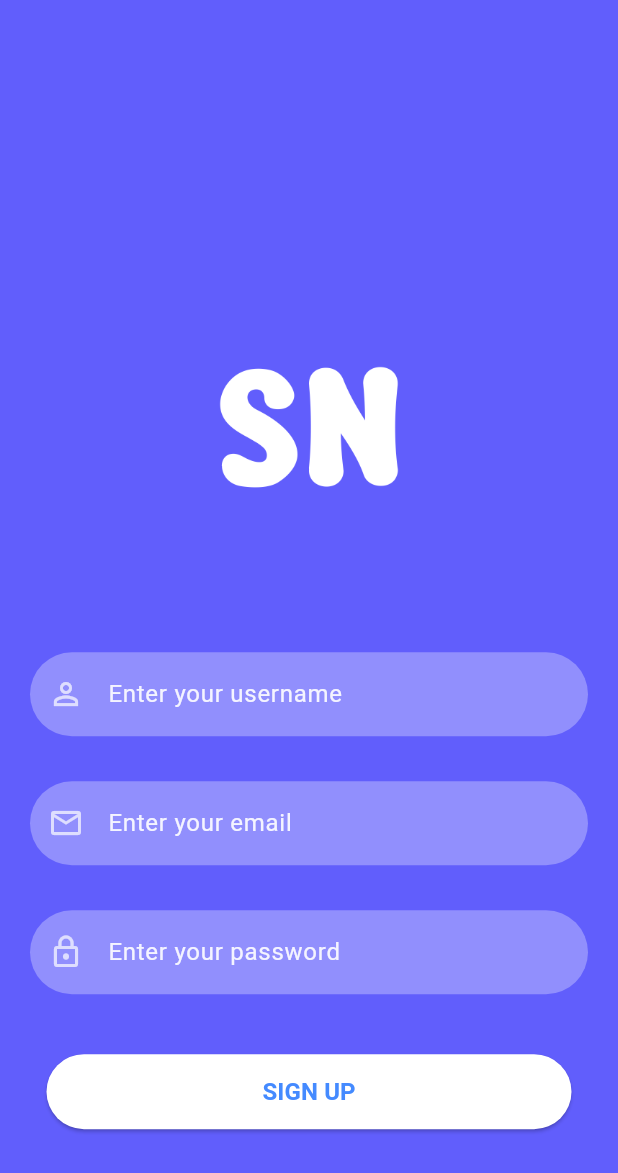
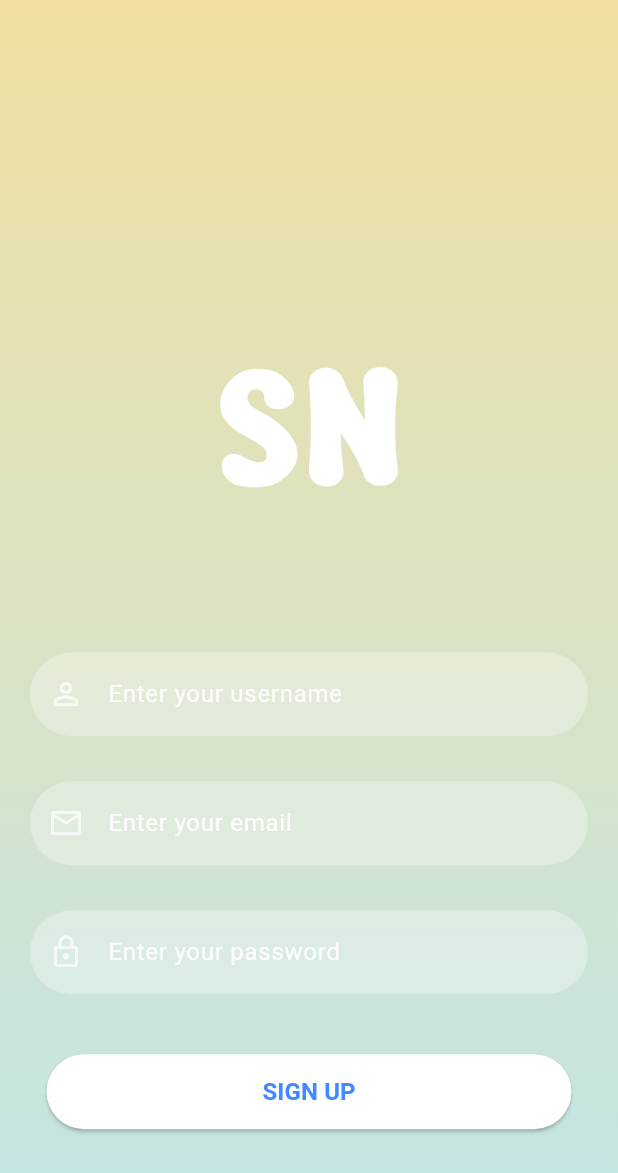
Before and after one commit to bed-com-04-20/safetyNet, a Flutter app: the RegistrationPage screen opened directly, after a tap on "Sign Up", on a phone screen of 412 x 824 dp. Shown: the top 1173 px of the screen. Run offline on Flutter 3.47's test engine with Material 3 defaults, Android fonts, the phone set to English and light mode, and no system bars; our stand-ins replace cached_network_image, cloud_firestore, firebase_auth, firebase_core, firebase_database, firebase_storage and 1 more; missing offline and left inert: firebase_app_check; accounts and stored records are empty; network calls fail.

Commit message:
home, signIn & signUp modified

```diff
--- a/lib/src/ui/signIn.dart
+++ b/lib/src/ui/signIn.dart
@@ -23,8 +23,11 @@ class _RegistrationPageState extends State<RegistrationPage> {
       body: Container(
         height: MediaQuery.of(context).size.height,
         decoration: BoxDecoration(
-          color: hexStringToColor("615EFC"),
-        ),
+            gradient: LinearGradient(colors: [
+              hexStringToColor("#f1e0a2"),
+              //hexStringToColor("#d4d4e8"),
+              hexStringToColor("#c2e5e5"),
+            ], begin: Alignment.topCenter, end: Alignment.bottomCenter)),
         child: SingleChildScrollView(
           child: Padding(
             padding: EdgeInsets.fromLTRB(20, MediaQuery.of(context).size.height * 0.2, 20, 0),
--- a/lib/src/ui/signUp.dart
+++ b/lib/src/ui/signUp.dart
@@ -72,8 +72,11 @@ class _SignUpScreenState extends State<SignUpScreen> {
       body: Container(
         height: MediaQuery.of(context).size.height,
         decoration: BoxDecoration(
-          color: hexStringToColor("615EFC"),
-        ),
+            gradient: LinearGradient(colors: [
+              hexStringToColor("#f1e0a2"),
+              //hexStringToColor("#d4d4e8"),
+              hexStringToColor("#c2e5e5"),
+            ], begin: Alignment.topCenter, end: Alignment.bottomCenter)),
         child: SingleChildScrollView(
           padding: EdgeInsets.fromLTRB(20, MediaQuery.of(context).size.height * 0.2, 20, 0),
           child: Form(
```
Also changed, not shown: lib/src/ui/home.dart (+5 -2 lines).
